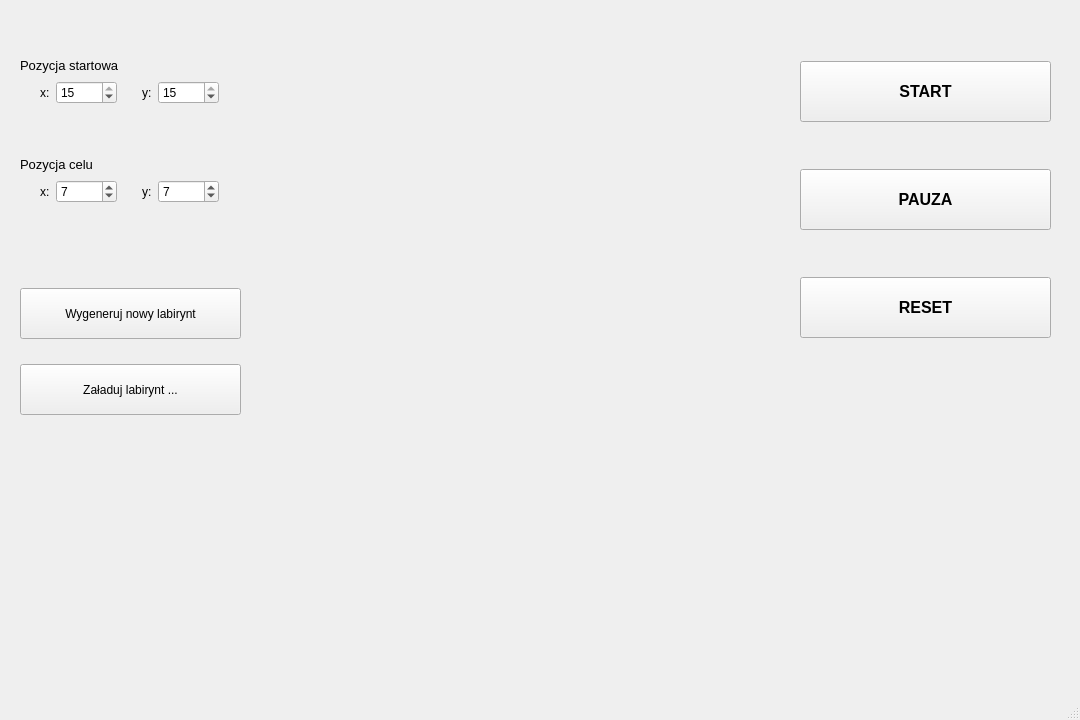
The window that mainwindow.ui (Mateusz533/micromouse) describes before a commit, drawn with Qt 5.
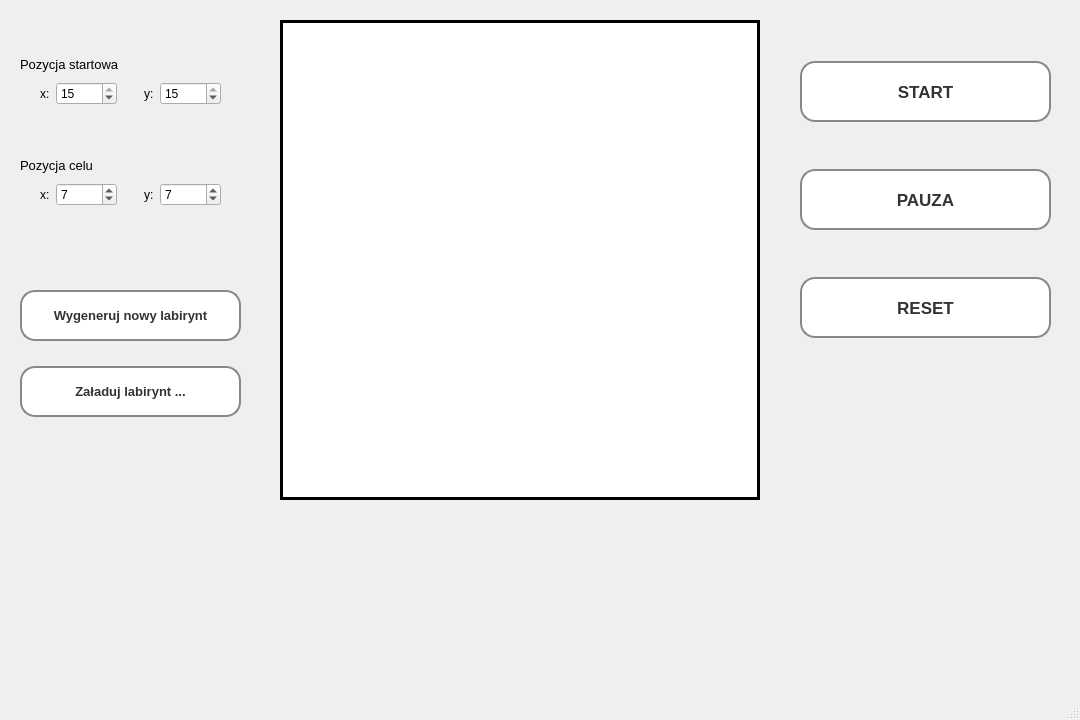
The same window after the commit. Custom widgets are drawn as their Qt base class.

What changed in the file:
```diff
--- a/mainwindow.ui
+++ b/mainwindow.ui
@@ -58,10 +58,27 @@
        </property>
        <property name="font">
         <font>
-         <pointsize>12</pointsize>
+         <pointsize>13</pointsize>
          <bold>true</bold>
         </font>
        </property>
+       <property name="styleSheet">
+        <string notr="true">QPushButton {
+	border-color: #888;
+	border-width: 1.5px;
+	border-style: solid;
+	border-radius: 15px;
+	color: #333;
+	background-color: #fff;
+	cursor: pointer;
+}
+QPushButton:hover {
+	background-color: #eee;
+}
+QPushButton:pressed {
+	background-color: #ccc;
+}</string>
+       </property>
        <property name="text">
         <string>START</string>
        </property>
@@ -83,10 +100,27 @@
        </property>
        <property name="font">
         <font>
-         <pointsize>12</pointsize>
+         <pointsize>13</pointsize>
          <bold>true</bold>
         </font>
        </property>
+       <property name="styleSheet">
+        <string notr="true">QPushButton {
+	border-color: #888;
+	border-width: 1.5px;
+	border-style: solid;
+	border-radius: 15px;
+	color: #333;
+	background-color: #fff;
+	cursor: pointer;
+}
+QPushButton:hover {
+	background-color: #eee;
+}
+QPushButton:pressed {
+	background-color: #ccc;
+}</string>
+       </property>
        <property name="text">
         <string>PAUZA</string>
        </property>
@@ -102,10 +136,27 @@
        </property>
        <property name="font">
         <font>
-         <pointsize>12</pointsize>
+         <pointsize>13</pointsize>
          <bold>true</bold>
         </font>
        </property>
+       <property name="styleSheet">
+        <string notr="true">QPushButton {
+	border-color: #888;
+	border-width: 1.5px;
+	border-style: solid;
+	border-radius: 15px;
+	color: #333;
+	background-color: #fff;
+	cursor: pointer;
+}
+QPushButton:hover {
+	background-color: #eee;
+}
+QPushButton:pressed {
+	background-color: #ccc;
+}</string>
+       </property>
        <property name="text">
         <string>RESET</string>
        </property>
@@ -134,7 +185,7 @@
        <item>
         <layout class="QVBoxLayout" name="verticalLayout_4">
          <property name="spacing">
-          <number>5</number>
+          <number>7</number>
          </property>
          <item>
           <widget class="QLabel" name="lbStartPose">
@@ -192,6 +243,9 @@
                  <height>16777215</height>
                 </size>
                </property>
+               <property name="styleSheet">
+                <string notr="true"/>
+               </property>
                <property name="maximum">
                 <number>15</number>
                </property>
@@ -231,6 +285,9 @@
                  <height>16777215</height>
                 </size>
                </property>
+               <property name="styleSheet">
+                <string notr="true"/>
+               </property>
                <property name="maximum">
                 <number>15</number>
                </property>
@@ -248,7 +305,7 @@
        <item>
         <layout class="QVBoxLayout" name="verticalLayout_5">
          <property name="spacing">
-          <number>5</number>
+          <number>7</number>
          </property>
          <property name="sizeConstraint">
           <enum>QLayout::SetDefaultConstraint</enum>
@@ -317,6 +374,9 @@
                  <height>16777215</height>
                 </size>
                </property>
+               <property name="styleSheet">
+                <string notr="true"/>
+               </property>
                <property name="maximum">
                 <number>15</number>
                </property>
@@ -356,6 +416,9 @@
                  <height>16777215</height>
                 </size>
                </property>
+               <property name="styleSheet">
+                <string notr="true"/>
+               </property>
                <property name="maximum">
                 <number>15</number>
                </property>
@@ -387,9 +450,27 @@
          </property>
          <property name="font">
           <font>
-           <pointsize>9</pointsize>
+           <pointsize>10</pointsize>
+           <bold>true</bold>
           </font>
          </property>
+         <property name="styleSheet">
+          <string notr="true">QPushButton {
+	border-color: #888;
+	border-width: 1.5px;
+	border-style: solid;
+	border-radius: 15px;
+	color: #333;
+	background-color: #fff;
+	cursor: pointer;
+}
+QPushButton:hover {
+	background-color: #eee;
+}
+QPushButton:pressed {
+	background-color: #ccc;
+}</string>
+         </property>
          <property name="text">
           <string>Wygeneruj nowy labirynt</string>
          </property>
@@ -406,6 +487,29 @@
            <height>51</height>
           </size>
          </property>
+         <property name="font">
+          <font>
+           <pointsize>10</pointsize>
+           <bold>true</bold>
+          </font>
+         </property>
+         <property name="styleSheet">
+          <string notr="true">QPushButton {
+	border-color: #888;
+	border-width: 1.5px;
+	border-style: solid;
+	border-radius: 15px;
+	color: #333;
+	background-color: #fff;
+	cursor: pointer;
+}
+QPushButton:hover {
+	background-color: #eee;
+}
+QPushButton:pressed {
+	background-color: #ccc;
+}</string>
+         </property>
          <property name="text">
           <string>Załaduj labirynt ...</string>
          </property>
@@ -430,6 +534,12 @@
       <height>480</height>
      </size>
     </property>
+    <property name="styleSheet">
+     <string notr="true">background-color: #fff;
+border-color: #000;
+border-width: 3px;
+border-style: solid;</string>
+    </property>
    </widget>
   </widget>
   <widget class="QMenuBar" name="menubar">
```
